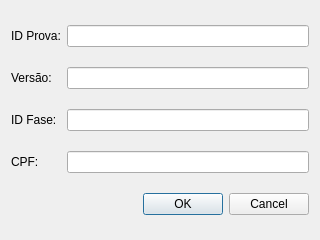
Qt form gui/montadialog.ui (prafael18/mc536) before a commit.
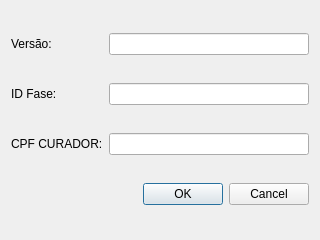
The same form after that commit.

Patch:
```diff
--- a/gui/montadialog.ui
+++ b/gui/montadialog.ui
@@ -14,30 +14,37 @@
    <string>Dialog</string>
   </property>
   <layout class="QGridLayout" name="gridLayout">
-   <item row="1" column="1">
-    <widget class="QLineEdit" name="etVersao"/>
+   <item row="0" column="0">
+    <widget class="QLabel" name="label_2">
+     <property name="text">
+      <string>Versão:</string>
+     </property>
+    </widget>
    </item>
-   <item row="2" column="0">
+   <item row="1" column="0">
     <widget class="QLabel" name="label_3">
      <property name="text">
       <string>ID Fase:</string>
      </property>
     </widget>
    </item>
-   <item row="3" column="0">
-    <widget class="QLabel" name="label_4">
-     <property name="text">
-      <string>CPF:</string>
-     </property>
-    </widget>
-   </item>
-   <item row="0" column="1">
-    <widget class="QLineEdit" name="etId"/>
-   </item>
    <item row="2" column="1">
+    <widget class="QLineEdit" name="etCpf"/>
+   </item>
+   <item row="2" column="0">
+    <widget class="QLabel" name="label_4">
+     <property name="text">
+      <string>CPF CURADOR:</string>
+     </property>
+    </widget>
+   </item>
+   <item row="1" column="1">
     <widget class="QLineEdit" name="etIdFase"/>
    </item>
-   <item row="4" column="0" colspan="2">
+   <item row="0" column="1">
+    <widget class="QLineEdit" name="etVersao"/>
+   </item>
+   <item row="3" column="0" colspan="2">
     <widget class="QDialogButtonBox" name="buttonBox">
      <property name="orientation">
       <enum>Qt::Horizontal</enum>
@@ -47,23 +54,6 @@
      </property>
     </widget>
    </item>
-   <item row="3" column="1">
-    <widget class="QLineEdit" name="etCpf"/>
-   </item>
-   <item row="0" column="0">
-    <widget class="QLabel" name="label">
-     <property name="text">
-      <string>ID Prova:</string>
-     </property>
-    </widget>
-   </item>
-   <item row="1" column="0">
-    <widget class="QLabel" name="label_2">
-     <property name="text">
-      <string>Versão:</string>
-     </property>
-    </widget>
-   </item>
   </layout>
  </widget>
  <resources/>
```
